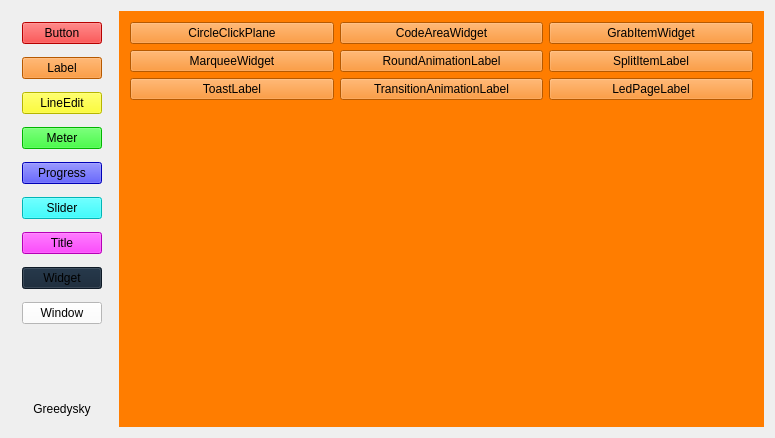
The window that TTKExample/mainwindow.ui (Greedysky/TTKWidgetTools) describes before a commit, drawn with Qt 5.
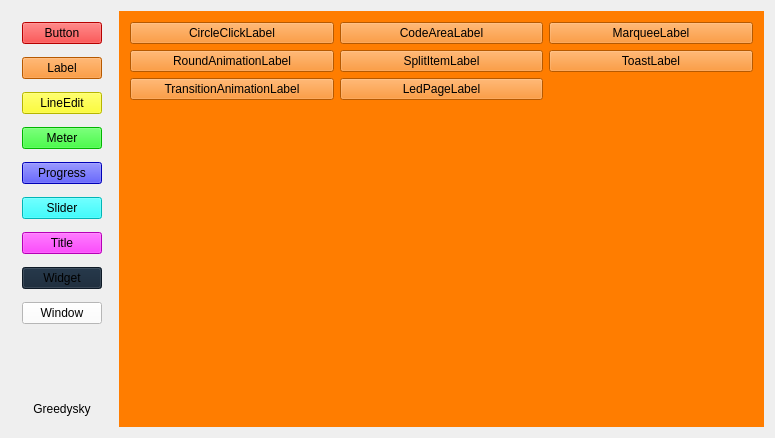
The same window after the commit. The open tabs and pages were chosen to show the change. Icons and pictures are not drawn.

What changed in the file:
```diff
--- a/TTKExample/mainwindow.ui
+++ b/TTKExample/mainwindow.ui
@@ -218,60 +218,53 @@
         <item row="0" column="0">
          <widget class="QPushButton" name="circleClickPlane">
           <property name="text">
-           <string>CircleClickPlane</string>
+           <string>CircleClickLabel</string>
           </property>
          </widget>
         </item>
         <item row="0" column="1">
          <widget class="QPushButton" name="codeAreaWidget">
           <property name="text">
-           <string>CodeAreaWidget</string>
+           <string>CodeAreaLabel</string>
           </property>
          </widget>
         </item>
         <item row="0" column="2">
-         <widget class="QPushButton" name="grabItemWidget">
+         <widget class="QPushButton" name="marqueeLabel">
           <property name="text">
-           <string>GrabItemWidget</string>
+           <string>MarqueeLabel</string>
           </property>
          </widget>
         </item>
         <item row="1" column="0">
-         <widget class="QPushButton" name="marqueeWidget">
-          <property name="text">
-           <string>MarqueeWidget</string>
-          </property>
-         </widget>
-        </item>
-        <item row="1" column="1">
          <widget class="QPushButton" name="roundAnimationLabel">
           <property name="text">
            <string>RoundAnimationLabel</string>
           </property>
          </widget>
         </item>
-        <item row="1" column="2">
+        <item row="1" column="1">
          <widget class="QPushButton" name="splitItemLabel">
           <property name="text">
            <string>SplitItemLabel</string>
           </property>
          </widget>
         </item>
-        <item row="2" column="0">
+        <item row="1" column="2">
          <widget class="QPushButton" name="toastLabel">
           <property name="text">
            <string>ToastLabel</string>
           </property>
          </widget>
         </item>
-        <item row="2" column="1">
+        <item row="2" column="0">
          <widget class="QPushButton" name="transitionAnimationLabel">
           <property name="text">
            <string>TransitionAnimationLabel</string>
           </property>
          </widget>
         </item>
-        <item row="2" column="2">
+        <item row="2" column="1">
          <widget class="QPushButton" name="ledPageLabel">
           <property name="text">
            <string>LedPageLabel</string>
@@ -588,6 +581,13 @@
          </widget>
         </item>
         <item row="1" column="0">
+         <widget class="QPushButton" name="grabItemWidget">
+          <property name="text">
+           <string>GrabItemWidget</string>
+          </property>
+         </widget>
+        </item>
+        <item row="1" column="1">
          <widget class="QPushButton" name="layoutAnimationWidget">
           <property name="text">
            <string>LayoutAnimationWidget</string>
```
Left out of the diff: 18 changed lines with no effect on the pictures.
